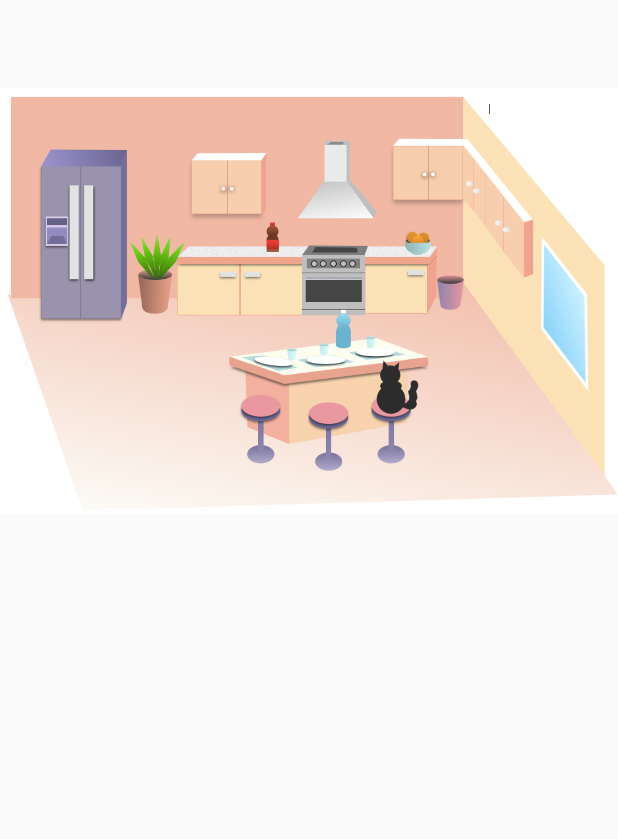
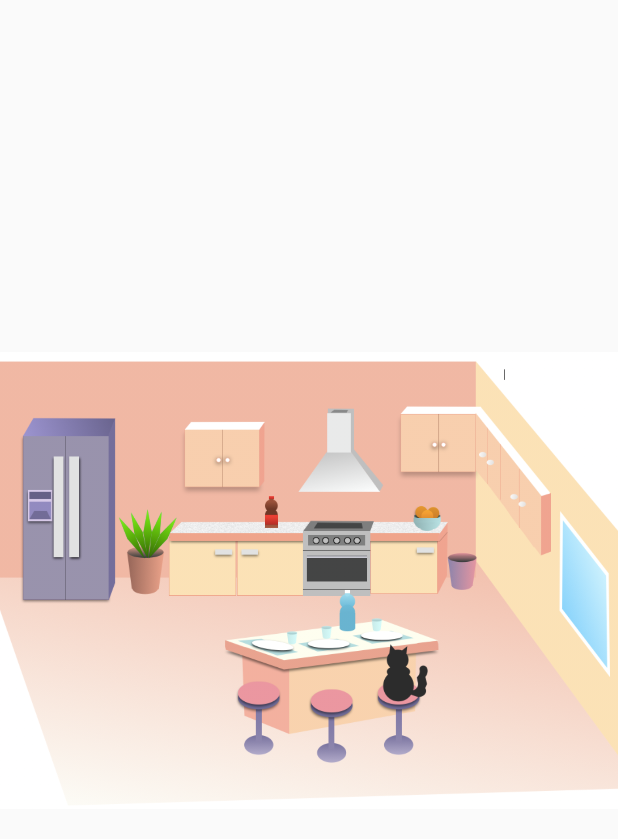
Before and after one commit to AmauryGdo/MindMap2, an Android app: the cuisine screen opened directly, with no data from a screen before it, on a phone screen of 412 x 824 dp. Shown: the top 839 px of the screen. Run offline under Robolectric (Android 15) with nearby library versions, the phone set to English and light mode, and no system bars.

Commit message:
finalisation layout vetical pour chaque piece

```diff
--- a/app/src/main/res/layout/activity_cuisine.xml
+++ /dev/null
@@ -1,153 +0,0 @@
-<?xml version="1.0" encoding="utf-8"?>
-<android.support.constraint.ConstraintLayout xmlns:android="http://schemas.android.com/apk/res/android"
-    xmlns:app="http://schemas.android.com/apk/res-auto"
-    xmlns:tools="http://schemas.android.com/tools"
-    android:layout_width="match_parent"
-    android:layout_height="match_parent"
-    tools:context=".cuisine">
-
-
-    <ImageView
-        android:id="@+id/imageView"
-        android:layout_width="wrap_content"
-        android:layout_height="385dp"
-        android:layout_marginTop="8dp"
-        app:layout_constraintStart_toStartOf="parent"
-        app:layout_constraintTop_toTopOf="parent"
-        app:srcCompat="@drawable/cuisine" />
-
-
-    <RelativeLayout
-        android:id="@+id/frig1"
-        android:layout_width="0dp"
-        android:layout_height="147dp"
-        android:layout_alignLeft="@+id/imageView"
-        android:layout_marginStart="113dp"
-        android:layout_marginLeft="113dp"
-        android:layout_marginTop="72dp"
-        android:layout_marginEnd="153dp"
-        android:layout_marginRight="153dp"
-        android:layout_marginBottom="72dp"
-        app:layout_constraintBottom_toTopOf="@+id/imageView"
-        app:layout_constraintEnd_toStartOf="@+id/four1"
-        app:layout_constraintHorizontal_bias="0.19"
-        app:layout_constraintStart_toStartOf="parent"
-        app:layout_constraintTop_toTopOf="parent"
-        app:layout_constraintVertical_bias="0.041"
-        android:layout_alignStart="@+id/imageView">
-
-    </RelativeLayout>
-    <RelativeLayout
-        android:id="@+id/four1"
-        android:layout_width="42dp"
-        android:layout_height="55dp"
-        android:layout_marginTop="49dp"
-        android:layout_marginEnd="325dp"
-        android:layout_marginRight="325dp"
-        android:layout_marginBottom="49dp"
-        app:layout_constraintBottom_toBottomOf="@+id/fenetre1"
-        app:layout_constraintEnd_toEndOf="parent"
-        app:layout_constraintStart_toEndOf="@+id/frig1"
-        app:layout_constraintTop_toBottomOf="@+id/armoire1"
-        app:layout_constraintVertical_bias="0.0">
-
-    </RelativeLayout>
-
-    <RelativeLayout
-        android:id="@+id/fenetre1"
-        android:layout_width="43dp"
-        android:layout_height="91dp"
-        android:layout_marginEnd="16dp"
-        android:layout_marginRight="16dp"
-        app:layout_constraintBottom_toBottomOf="parent"
-        app:layout_constraintEnd_toEndOf="parent"
-        app:layout_constraintHorizontal_bias="1.0"
-        app:layout_constraintStart_toEndOf="@+id/frig1"
-        app:layout_constraintTop_toTopOf="parent"
-        app:layout_constraintVertical_bias="0.225">
-
-    </RelativeLayout>
-
-    <RelativeLayout
-        android:id="@+id/orange1"
-        android:layout_width="26dp"
-        android:layout_height="27dp"
-        android:layout_marginTop="126dp"
-        android:layout_marginEnd="255dp"
-        android:layout_marginRight="255dp"
-        android:layout_marginBottom="87dp"
-        app:layout_constraintBottom_toTopOf="@+id/chat1"
-        app:layout_constraintEnd_toEndOf="parent"
-        app:layout_constraintHorizontal_bias="1.0"
-        app:layout_constraintStart_toEndOf="@+id/frig1"
-        app:layout_constraintTop_toTopOf="parent"
-        app:layout_constraintVertical_bias="0.074">
-
-    </RelativeLayout>
-
-    <RelativeLayout
-        android:id="@+id/corbeille1"
-        android:layout_width="32dp"
-        android:layout_height="41dp"
-        android:layout_marginTop="40dp"
-        android:layout_marginEnd="220dp"
-        android:layout_marginRight="220dp"
-        android:layout_marginBottom="38dp"
-        app:layout_constraintBottom_toBottomOf="@+id/four1"
-        app:layout_constraintEnd_toEndOf="parent"
-        app:layout_constraintHorizontal_bias="1.0"
-        app:layout_constraintStart_toEndOf="@+id/frig1"
-        app:layout_constraintTop_toTopOf="@+id/orange1"
-        app:layout_constraintVertical_bias="0.0">
-
-    </RelativeLayout>
-
-    <RelativeLayout
-        android:id="@+id/armoire1"
-        android:layout_width="81dp"
-        android:layout_height="60dp"
-        android:layout_marginTop="60dp"
-        android:layout_marginEnd="216dp"
-        android:layout_marginRight="216dp"
-        android:layout_marginBottom="145dp"
-        app:layout_constraintBottom_toTopOf="@+id/chat1"
-        app:layout_constraintEnd_toEndOf="parent"
-        app:layout_constraintHorizontal_bias="1.0"
-        app:layout_constraintStart_toEndOf="@+id/frig1"
-        app:layout_constraintTop_toTopOf="parent"
-        app:layout_constraintVertical_bias="0.3">
-
-    </RelativeLayout>
-
-    <RelativeLayout
-        android:id="@+id/chat1"
-        android:layout_width="50dp"
-        android:layout_height="52dp"
-        android:layout_marginStart="11dp"
-        android:layout_marginLeft="11dp"
-        android:layout_marginTop="39dp"
-        android:layout_marginEnd="89dp"
-        android:layout_marginRight="89dp"
-        android:layout_marginBottom="120dp"
-        app:layout_constraintBottom_toBottomOf="parent"
-        app:layout_constraintEnd_toStartOf="@+id/imageView"
-        app:layout_constraintHorizontal_bias="0.0"
-        app:layout_constraintStart_toEndOf="@+id/four1"
-        app:layout_constraintTop_toBottomOf="@+id/armoire1"
-        app:layout_constraintVertical_bias="1.0">
-
-        <RelativeLayout
-            android:id="@+id/plante1"
-            android:layout_width="40dp"
-            android:layout_height="67dp"
-            android:layout_marginEnd="30dp"
-            android:layout_marginRight="30dp"
-
-            app:layout_constraintHorizontal_bias="0.0"
-
-            app:layout_constraintVertical_bias="1.0">
-
-        </RelativeLayout>
-    </RelativeLayout>
-
-</android.support.constraint.ConstraintLayout>
--- /dev/null
+++ b/app/src/main/res/layout/cuisine_vertical.xml
@@ -0,0 +1,117 @@
+<?xml version="1.0" encoding="utf-8"?>
+<android.support.constraint.ConstraintLayout xmlns:android="http://schemas.android.com/apk/res/android"
+    xmlns:app="http://schemas.android.com/apk/res-auto"
+    xmlns:tools="http://schemas.android.com/tools"
+    android:layout_width="match_parent"
+    android:layout_height="match_parent"
+    tools:context=".cuisine">
+
+
+    <ImageView
+        android:id="@+id/imageView"
+        android:layout_width="442dp"
+        android:layout_height="418dp"
+        android:layout_marginTop="131dp"
+        android:layout_marginBottom="182dp"
+        android:contentDescription="@string/imagecuisine"
+        app:layout_constraintBottom_toBottomOf="parent"
+        app:layout_constraintEnd_toEndOf="parent"
+        app:layout_constraintStart_toStartOf="parent"
+        app:layout_constraintTop_toTopOf="parent"
+        app:srcCompat="@drawable/cuisine" />
+
+    <RelativeLayout
+        android:id="@+id/frig1"
+        android:layout_width="61dp"
+        android:layout_height="124dp"
+        android:layout_marginStart="16dp"
+        android:layout_marginTop="232dp"
+        app:layout_constraintStart_toStartOf="parent"
+        app:layout_constraintTop_toTopOf="parent">
+
+    </RelativeLayout>
+
+    <RelativeLayout
+        android:id="@+id/chat1"
+        android:layout_width="50dp"
+        android:layout_height="52dp"
+        android:layout_marginStart="245dp"
+        android:layout_marginTop="381dp"
+        app:layout_constraintStart_toStartOf="parent"
+        app:layout_constraintTop_toTopOf="parent">
+
+    </RelativeLayout>
+
+    <RelativeLayout
+        android:id="@+id/plante1"
+        android:layout_width="40dp"
+        android:layout_height="67dp"
+
+        android:layout_marginStart="81dp"
+        android:layout_marginTop="289dp"
+        app:layout_constraintStart_toStartOf="parent"
+        app:layout_constraintTop_toTopOf="parent">
+
+    </RelativeLayout>
+
+
+    <RelativeLayout
+        android:id="@+id/four1"
+        android:layout_width="42dp"
+        android:layout_height="55dp"
+        android:layout_marginStart="203dp"
+        android:layout_marginTop="295dp"
+        android:layout_marginEnd="166dp"
+        android:layout_marginBottom="381dp"
+        app:layout_constraintBottom_toBottomOf="parent"
+        app:layout_constraintEnd_toEndOf="parent"
+        app:layout_constraintStart_toStartOf="parent"
+        app:layout_constraintTop_toTopOf="parent">
+
+    </RelativeLayout>
+
+    <RelativeLayout
+        android:id="@+id/fenetre1"
+        android:layout_width="43dp"
+        android:layout_height="91dp"
+        android:layout_marginStart="367dp"
+        android:layout_marginTop="295dp"
+        app:layout_constraintStart_toStartOf="parent"
+        app:layout_constraintTop_toTopOf="parent">
+
+    </RelativeLayout>
+
+    <RelativeLayout
+        android:id="@+id/orange1"
+        android:layout_width="26dp"
+        android:layout_height="27dp"
+        android:layout_marginStart="269dp"
+        android:layout_marginTop="289dp"
+        app:layout_constraintStart_toStartOf="parent"
+        app:layout_constraintTop_toTopOf="parent">
+
+    </RelativeLayout>
+
+    <RelativeLayout
+        android:id="@+id/corbeille1"
+        android:layout_width="32dp"
+        android:layout_height="41dp"
+        android:layout_marginStart="295dp"
+        android:layout_marginTop="309dp"
+        app:layout_constraintStart_toStartOf="parent"
+        app:layout_constraintTop_toTopOf="parent">
+
+    </RelativeLayout>
+
+    <RelativeLayout
+        android:id="@+id/armoire1"
+        android:layout_width="81dp"
+        android:layout_height="60dp"
+        android:layout_marginStart="108dp"
+        android:layout_marginTop="229dp"
+        app:layout_constraintStart_toStartOf="parent"
+        app:layout_constraintTop_toTopOf="parent">
+
+    </RelativeLayout>
+
+</android.support.constraint.ConstraintLayout>
--- a/app/src/main/res/values/strings.xml
+++ b/app/src/main/res/values/strings.xml
@@ -15,4 +15,7 @@
     <string name="imagesalon">imageSalon</string>
     <string name="imagesdb">imagesdb</string>
     <string name="imagejeu">imagejeu</string>
+    <string name="imagejardin">imagejardin</string>
+    <string name="imagecuisine">imagecuisine</string>
+    <string name="imagechambre">imagechambre</string>
 </resources>
```
Also changed, not shown: app/src/main/java/com/example/anais/test/Chambre.java (+1 -2 lines), app/src/main/java/com/example/anais/test/cuisine.java (+1 -3 lines), app/src/main/java/com/example/anais/test/jardin.java (+1 -4 lines), app/src/main/res/layout/activity_chambre.xml (deleted, +0 -57 lines), app/src/main/res/layout/activity_jardin.xml (deleted, +0 -68 lines), app/src/main/res/layout/chambre_vertical.xml (added, +54 -0 lines), app/src/main/res/layout/jardin_vertical.xml (added, +83 -0 lines), app/src/main/res/layout/menu_selection_horizontal.xml (+11 -9 lines).
